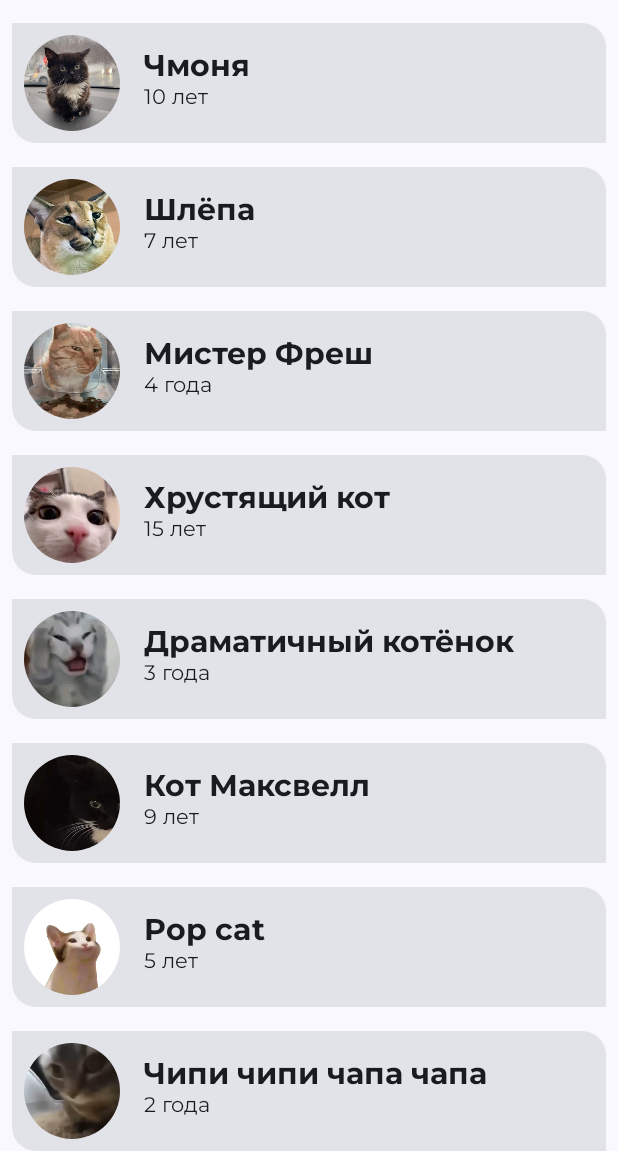
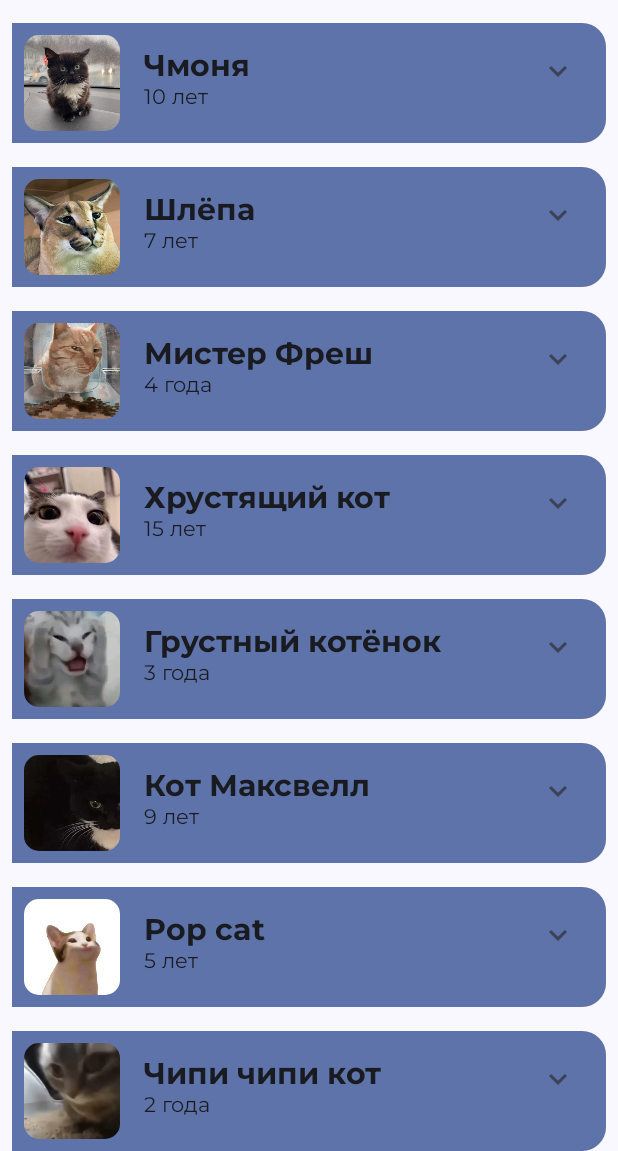
Before and after one commit to daemuun/kittens, an Android app built with Jetpack Compose: the screen it shows after launch (MainActivity), on a phone screen of 412 x 824 dp, the part 85-1236 px from its top. Run offline under Robolectric (Android 15) with nearby library versions, the phone set to English and light mode, and no system bars.

Commit message:
feat: add kittens description and simple animation

```diff
--- a/app/build.gradle.kts
+++ b/app/build.gradle.kts
@@ -56,4 +56,5 @@ dependencies {
     androidTestImplementation(libs.androidx.ui.test.junit4)
     debugImplementation(libs.androidx.ui.tooling)
     debugImplementation(libs.androidx.ui.test.manifest)
+    implementation("androidx.compose.material:material-icons-extended")
 }
--- a/app/src/main/java/com/example/kittens/MainActivity.kt
+++ b/app/src/main/java/com/example/kittens/MainActivity.kt
@@ -6,26 +6,39 @@ import androidx.activity.compose.setContent
 import androidx.activity.enableEdgeToEdge
 import androidx.annotation.DrawableRes
 import androidx.annotation.StringRes
+import androidx.compose.animation.animateColorAsState
+import androidx.compose.animation.animateContentSize
+import androidx.compose.animation.core.Spring
+import androidx.compose.animation.core.spring
 import androidx.compose.foundation.Image
+import androidx.compose.foundation.background
 import androidx.compose.foundation.layout.Column
 import androidx.compose.foundation.layout.Row
-import androidx.compose.foundation.layout.fillMaxSize
+import androidx.compose.foundation.layout.Spacer
 import androidx.compose.foundation.layout.fillMaxWidth
 import androidx.compose.foundation.layout.padding
 import androidx.compose.foundation.layout.size
 import androidx.compose.foundation.lazy.LazyColumn
 import androidx.compose.foundation.lazy.items
+import androidx.compose.material.icons.Icons
+import androidx.compose.material.icons.filled.ExpandLess
+import androidx.compose.material.icons.filled.ExpandMore
 import androidx.compose.material3.Card
 import androidx.compose.material3.CenterAlignedTopAppBar
 import androidx.compose.material3.ExperimentalMaterial3Api
+import androidx.compose.material3.Icon
+import androidx.compose.material3.IconButton
 import androidx.compose.material3.MaterialTheme
 import androidx.compose.material3.Scaffold
 import androidx.compose.material3.Text
 import androidx.compose.runtime.Composable
+import androidx.compose.runtime.getValue
+import androidx.compose.runtime.mutableStateOf
+import androidx.compose.runtime.remember
+import androidx.compose.runtime.setValue
 import androidx.compose.ui.Alignment
 import androidx.compose.ui.Modifier
 import androidx.compose.ui.draw.clip
-import androidx.compose.ui.focus.focusModifier
 import androidx.compose.ui.layout.ContentScale
 import androidx.compose.ui.res.dimensionResource
 import androidx.compose.ui.res.painterResource
@@ -67,12 +80,13 @@ fun KittenApp() {
     }
 }
 
+
 @OptIn(ExperimentalMaterial3Api::class)
 @Composable
 fun KittenTopAppBar(modifier: Modifier = Modifier) {
     CenterAlignedTopAppBar(
         title = {
-            Row(verticalAlignment = Alignment.CenterVertically){
+            Row(verticalAlignment = Alignment.CenterVertically) {
                 Image(
                     modifier = Modifier
                         .size(dimensionResource(id = R.dimen.image_size))
@@ -92,7 +106,22 @@ fun KittenTopAppBar(modifier: Modifier = Modifier) {
 
 @Composable
 fun KittenItem(kitten: Kitten, modifier: Modifier = Modifier) {
+    var expanded by remember { mutableStateOf(false) }
+    val color by animateColorAsState(
+        targetValue = if (expanded) MaterialTheme.colorScheme.tertiaryContainer
+        else MaterialTheme.colorScheme.primaryContainer
+    )
     Card(modifier = modifier) {
+        Column(
+            modifier = Modifier
+                .animateContentSize(
+                    animationSpec = spring(
+                        dampingRatio = Spring.DampingRatioNoBouncy,
+                        stiffness = Spring.StiffnessLow
+                    )
+                )
+                .background(color = color)
+        ) {
             Row(
                 modifier = Modifier
                     .fillMaxWidth()
@@ -104,7 +133,60 @@ fun KittenItem(kitten: Kitten, modifier: Modifier = Modifier) {
                     kitten.ageId,
                     modifier = Modifier.padding(horizontal = 16.dp)
                 )
+                Spacer(Modifier.weight(1f))
+                KittenItemButton(
+                    expanded = expanded,
+                    onClick = { expanded = !expanded }
+                )
             }
+            if (expanded) {
+                KittenDescription(
+                    kittenDescription = kitten.descriptionId,
+                    modifier = Modifier.padding(
+                        start = dimensionResource(R.dimen.padding_small),
+                        top = dimensionResource(R.dimen.padding_small),
+                        end = dimensionResource(R.dimen.padding_medium),
+                        bottom = dimensionResource(R.dimen.padding_medium),
+                    )
+                )
+            }
+        }
+    }
+}
+
+@Composable
+fun KittenDescription(
+    @StringRes kittenDescription: Int,
+    modifier: Modifier = Modifier
+) {
+    Column(modifier = modifier) {
+        Text(
+            text = stringResource(R.string.about),
+            style = MaterialTheme.typography.labelSmall
+        )
+        Text(
+            text = stringResource(kittenDescription),
+            style = MaterialTheme.typography.bodyLarge
+        )
+    }
+}
+
+@Composable
+fun KittenItemButton(
+    expanded: Boolean,
+    onClick: () -> Unit,
+    modifier: Modifier = Modifier
+) {
+    val icon = if (expanded) Icons.Filled.ExpandLess else Icons.Filled.ExpandMore
+    IconButton(
+        onClick = onClick,
+        modifier = modifier
+    ) {
+        Icon(
+            imageVector = icon,
+            contentDescription = stringResource(R.string.expand_more_btn_desc),
+            tint = MaterialTheme.colorScheme.secondary
+        )
     }
 }
 
--- a/app/src/main/java/com/example/kittens/ui/theme/Shapes.kt
+++ b/app/src/main/java/com/example/kittens/ui/theme/Shapes.kt
@@ -5,6 +5,6 @@ import androidx.compose.material3.Shapes
 import androidx.compose.ui.unit.dp
 
 val Shapes = Shapes(
-    small = RoundedCornerShape(50.dp),
-    medium = RoundedCornerShape(bottomStart = 16.dp, topEnd = 16.dp)
+    small = RoundedCornerShape(10.dp),
+    medium = RoundedCornerShape(bottomEnd = 16.dp, topEnd = 16.dp)
 )
--- a/app/src/main/res/values/strings.xml
+++ b/app/src/main/res/values/strings.xml
@@ -4,10 +4,10 @@
     <string name="kitten_name2">Шлёпа</string>
     <string name="kitten_name3">Мистер Фреш</string>
     <string name="kitten_name4">Хрустящий кот</string>
-    <string name="kitten_name5">Драматичный котёнок</string>
+    <string name="kitten_name5">Грустный котёнок</string>
     <string name="kitten_name6">Кот Максвелл</string>
     <string name="kitten_name7">Pop cat</string>
-    <string name="kitten_name8">Чипи чипи чапа чапа</string>
+    <string name="kitten_name8">Чипи чипи кот</string>
     <string name="kitten_description1">Серый удивлённый кот</string>
     <string name="kitten_description2">Большеухий котик</string>
     <string name="kitten_description3">Рыжий котик ест корм</string>
@@ -24,4 +24,7 @@
     <string name="kitten_age6">9 лет</string>
     <string name="kitten_age7">5 лет</string>
     <string name="kitten_age8">2 года</string>
+    <string name="expand_more_btn_desc">Развернуть информацию о котиках</string>
+    <string name="expand_less_btn_desc">Свернуть информацию о котиках</string>
+    <string name="about">О котёнке:</string>
 </resources>
```
Lines whose indentation alone changed are shown as unchanged.
